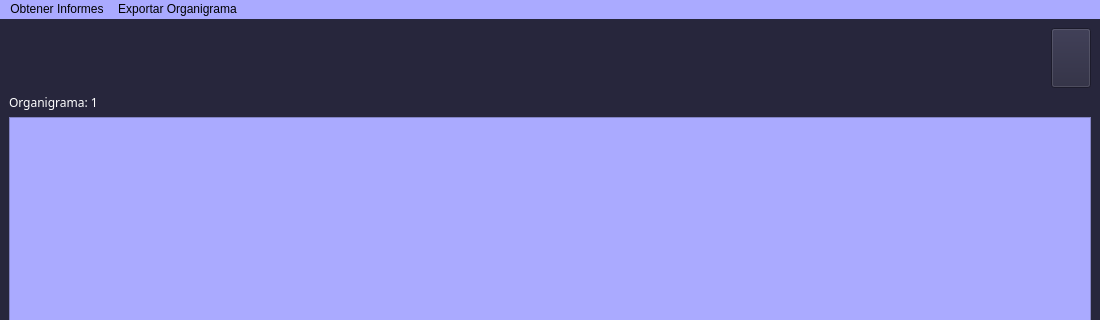
Old version of the form Prueba tp/main_window.ui in the repository stel0/TP-PYTHON; both pictures show x 0 to 1100 and y 0 to 320 of the 1100 by 700 pixel window.
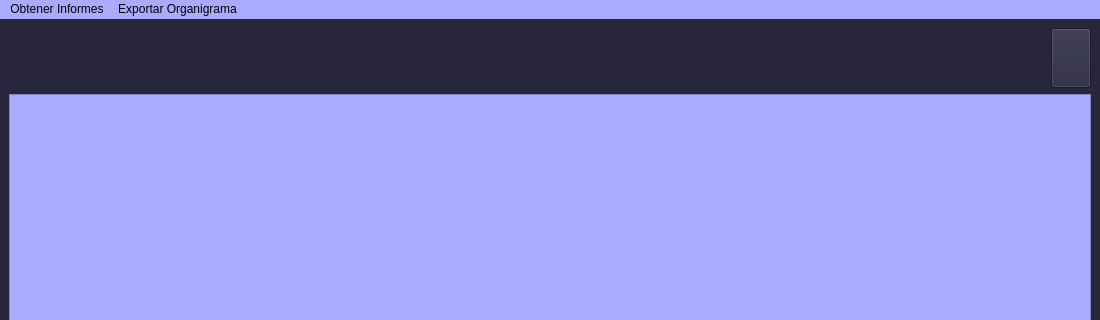
New version of the form. Icons and pictures are not drawn.

```diff
--- a/Prueba tp/main_window.ui
+++ b/Prueba tp/main_window.ui
@@ -60,21 +60,6 @@
       </property>
      </widget>
     </item>
-    <item>
-     <widget class="QLabel" name="label_organigrama">
-      <property name="font">
-       <font>
-        <family>Candara</family>
-       </font>
-      </property>
-      <property name="styleSheet">
-       <string notr="true">color:white;</string>
-      </property>
-      <property name="text">
-       <string>Organigrama: 1</string>
-      </property>
-     </widget>
-    </item>
     <item>
      <widget class="QGraphicsView" name="qgv">
       <property name="styleSheet">
```
Left out of the diff: 2 changed lines with no effect on the pictures.
